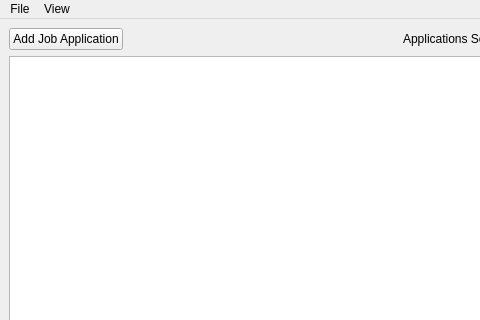
Qt form JobAppTracker/QtGUI/ui/JobAppTrackerMainWindow.ui (dwp1084/QtJobAppTracker) before a commit; both pictures show x 0 to 480 and y 0 to 320 of the 800 by 600 pixel window.
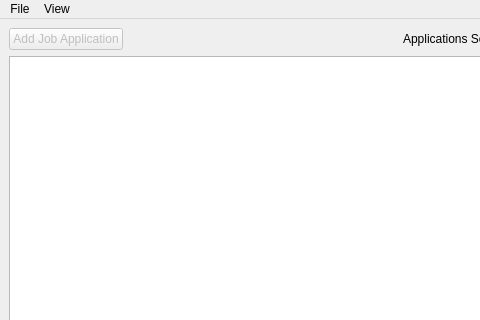
The same form after that commit.

Commit message: Fixed bug with no file open and hiding count options

The edit to the form file:
```diff
--- a/JobAppTracker/QtGUI/ui/JobAppTrackerMainWindow.ui
+++ b/JobAppTracker/QtGUI/ui/JobAppTrackerMainWindow.ui
@@ -52,6 +52,9 @@
        <layout class="QHBoxLayout" name="horizontalLayout_3">
         <item>
          <widget class="QPushButton" name="addAppButton">
+          <property name="enabled">
+           <bool>false</bool>
+          </property>
           <property name="text">
            <string>Add Job Application</string>
           </property>
```
Left out of the diff: 18 changed lines with no effect on the pictures. The commit also changes 2 other files.
